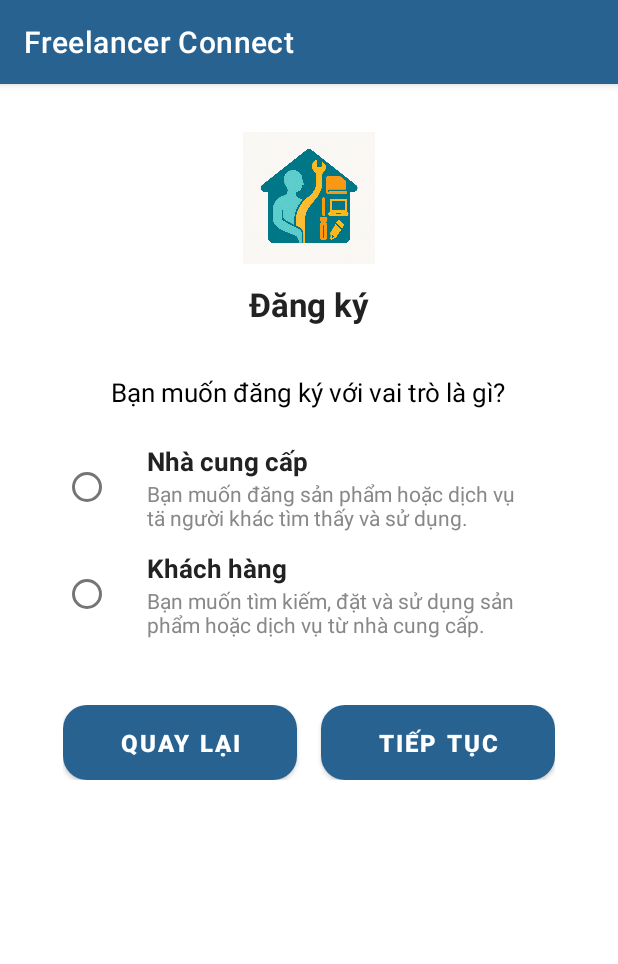
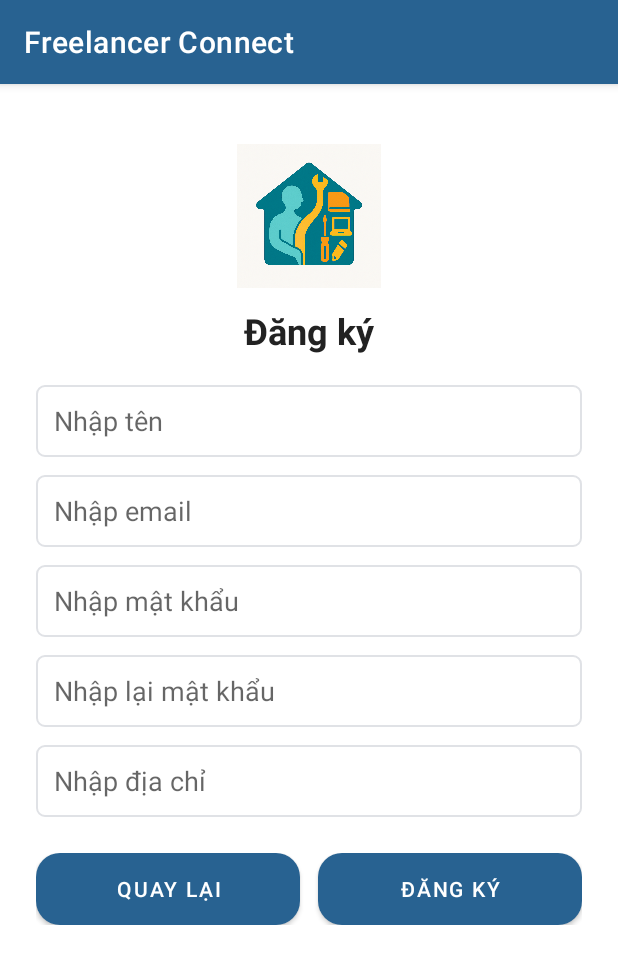
Before and after one commit to Duynguyen162/Freelancer_Connect, an Android app: the screen it shows after launch (RegisterActivity before the commit, RegisterCustomerActivity after it), after a tap on "Đăng ký ngay", on a phone screen of 412 x 824 dp. Shown: the top 964 px of the screen. Run offline under Robolectric (Android 15) with nearby library versions, the phone set to English and light mode, and no system bars.

Commit message:
chinh lai phan dang ki

```diff
--- a/app/src/main/java/com/example/freelancer_connect/LoginActivity.java
+++ b/app/src/main/java/com/example/freelancer_connect/LoginActivity.java
@@ -35,7 +35,7 @@ public class LoginActivity extends AppCompatActivity {
             startActivity(intent);
         });
         tv_register.setOnClickListener( v -> {
-            Intent intent = new Intent(this ,RegisterActivity.class);
+            Intent intent = new Intent(this , RegisterCustomerActivity.class);
             startActivity(intent);
         });
 
--- a/app/src/main/java/com/example/freelancer_connect/RegisterActivity.java
+++ /dev/null
@@ -1,48 +0,0 @@
-package com.example.freelancer_connect;
-
-import android.content.Intent;
-import android.os.Bundle;
-import android.widget.Button;
-import android.widget.RadioButton;
-import androidx.activity.EdgeToEdge;
-import androidx.appcompat.app.AppCompatActivity;
-import androidx.core.graphics.Insets;
-import androidx.core.view.ViewCompat;
-import androidx.core.view.WindowInsetsCompat;
-
-public class RegisterActivity extends AppCompatActivity {
-    RadioButton raidioCustomer , raidioProvider;
-    Button btnBack ,btnNext;
-    @Override
-    protected void onCreate(Bundle savedInstanceState) {
-        super.onCreate(savedInstanceState);
-        EdgeToEdge.enable(this);
-        setContentView(R.layout.activity_register);
-        ViewCompat.setOnApplyWindowInsetsListener(findViewById(R.id.main), (v, insets) -> {
-            Insets systemBars = insets.getInsets(WindowInsetsCompat.Type.systemBars());
-            v.setPadding(systemBars.left, systemBars.top, systemBars.right, systemBars.bottom);
-            return insets;
-        });
-
-        raidioCustomer = findViewById(R.id.radio_customer);
-        raidioProvider = findViewById(R.id.radio_provider);
-        btnBack = findViewById(R.id.btn_back);
-        btnNext= findViewById(R.id.btn_next);
-
-        raidioCustomer.setOnClickListener(v -> raidioProvider.setChecked(false));
-        raidioProvider.setOnClickListener(v -> raidioCustomer.setChecked(false));
-
-
-        btnNext.setOnClickListener(v -> {
-            if(raidioCustomer.isChecked()){
-                Intent intent = new Intent(RegisterActivity.this,RegisterCustomerActivity.class);
-                startActivity(intent);
-            } else {
-                    Intent intent = new Intent(RegisterActivity.this,RegisterProviderActivity.class);
-                    startActivity(intent);
-            }
-        });
-
-    }
-
-}
--- a/app/src/main/res/layout/activity_register.xml
+++ /dev/null
@@ -1,171 +0,0 @@
-<?xml version="1.0" encoding="utf-8"?>
-<androidx.constraintlayout.widget.ConstraintLayout
-    xmlns:android="http://schemas.android.com/apk/res/android"
-    xmlns:app="http://schemas.android.com/apk/res-auto"
-    android:id="@+id/main"
-    android:layout_width="match_parent"
-    android:layout_height="match_parent"
-    android:background="#ffffff">
-    <LinearLayout
-        xmlns:android="http://schemas.android.com/apk/res/android"
-        xmlns:app="http://schemas.android.com/apk/res-auto"
-        xmlns:tools="http://schemas.android.com/tools"
-        tools:context=".RegisterActivity"
-        android:orientation="vertical"
-        android:gravity="center_horizontal"
-        android:layout_width="0dp"
-        android:layout_height="0dp"
-        android:padding="32dp"
-        android:background="#FFF"
-        android:layout_marginLeft="10dp"
-        android:layout_marginRight="10dp"
-        app:layout_constraintTop_toTopOf="parent"
-        app:layout_constraintBottom_toBottomOf="parent"
-        app:layout_constraintStart_toStartOf="parent"
-        app:layout_constraintEnd_toEndOf="parent">
-
-        <!-- Logo/biểu tượng -->
-        <ImageView
-            android:id="@+id/img_logo"
-            android:layout_width="88dp"
-            android:layout_height="88dp"
-            android:src="@drawable/ic_logo"
-            android:layout_marginBottom="12dp"
-            android:contentDescription="Logo"/>
-
-        <!-- Tiêu đề -->
-        <TextView
-            android:id="@+id/tvTitle"
-            android:layout_width="wrap_content"
-            android:layout_height="wrap_content"
-            android:text="Đăng ký"
-            android:textStyle="bold"
-            android:textSize="22sp"
-            android:textColor="#222"
-            android:layout_marginBottom="32dp"/>
-
-        <!-- Câu hỏi -->
-        <TextView
-            android:id="@+id/tvQuestion"
-            android:layout_width="wrap_content"
-            android:layout_height="wrap_content"
-            android:text="Bạn muốn đăng ký với vai trò là gì?"
-            android:textSize="17sp"
-            android:textColor="#000"
-            android:gravity="center"
-            android:layout_marginBottom="18dp"/>
-
-        <!-- Radio Group 2 lựa chọn kiểu custom -->
-        <RadioGroup
-            android:id="@+id/role_radio_group"
-            android:layout_width="match_parent"
-            android:layout_height="wrap_content"
-            android:orientation="vertical">
-
-            <!-- Nhà cung cấp -->
-            <LinearLayout
-                android:orientation="horizontal"
-                android:layout_width="match_parent"
-                android:layout_height="wrap_content"
-                android:paddingTop="4dp"
-                android:paddingBottom="8dp"
-                android:gravity="center_vertical"
-
-                >
-
-                <RadioButton
-                    android:id="@+id/radio_provider"
-                    android:layout_width="wrap_content"
-                    android:layout_height="wrap_content"/>
-
-                <LinearLayout
-                    android:orientation="vertical"
-                    android:layout_width="wrap_content"
-                    android:layout_height="wrap_content"
-                    android:layout_marginStart="8dp">
-                    <TextView
-                        android:text="Nhà cung cấp"
-                        android:textSize="17sp"
-                        android:textColor="#222"
-                        android:textStyle="bold"
-                        android:layout_width="wrap_content"
-                        android:layout_height="wrap_content"/>
-                    <TextView
-                        android:text="Bạn muốn đăng sản phẩm hoặc dịch vụ\ntä người khác tìm thấy và sử dụng."
-                        android:textSize="14sp"
-                        android:textColor="#888"
-                        android:layout_width="wrap_content"
-                        android:layout_height="wrap_content"/>
-                </LinearLayout>
-            </LinearLayout>
-
-            <!-- Khách hàng -->
-            <LinearLayout
-                android:orientation="horizontal"
-                android:layout_width="match_parent"
-                android:layout_height="wrap_content"
-                android:paddingTop="4dp"
-                android:paddingBottom="8dp"
-                android:gravity="center_vertical">
-
-                <RadioButton
-                    android:id="@+id/radio_customer"
-                    android:layout_width="wrap_content"
-                    android:layout_height="wrap_content"/>
-
-                <LinearLayout
-                    android:orientation="vertical"
-                    android:layout_width="wrap_content"
-                    android:layout_height="wrap_content"
-                    android:layout_marginStart="8dp">
-                    <TextView
-                        android:text="Khách hàng"
-                        android:textSize="17sp"
-                        android:textColor="#222"
-                        android:textStyle="bold"
-                        android:layout_width="wrap_content"
-                        android:layout_height="wrap_content"/>
-                    <TextView
-                        android:text="Bạn muốn tìm kiếm, đặt và sử dụng sản phẩm hoặc dịch vụ từ nhà cung cấp."
-                        android:textSize="14sp"
-                        android:textColor="#888"
-                        android:layout_width="wrap_content"
-                        android:layout_height="wrap_content"/>
-                </LinearLayout>
-            </LinearLayout>
-        </RadioGroup>
-
-        <!-- Nút chức năng dưới cùng -->
-        <LinearLayout
-            android:layout_width="match_parent"
-            android:layout_height="wrap_content"
-            android:orientation="horizontal"
-            android:gravity="center"
-            android:layout_marginTop="36dp">
-
-            <Button
-                android:id="@+id/btn_back"
-                android:layout_width="0dp"
-                android:layout_height="50dp"
-                android:layout_weight="1"
-                android:text="Quay lại"
-                android:textColor="#FFF"
-                android:background="@drawable/bg_btn"
-                android:textStyle="bold"
-                android:textSize="16sp"
-                android:layout_marginEnd="16dp"/>
-
-            <Button
-                android:id="@+id/btn_next"
-                android:layout_width="0dp"
-                android:layout_height="50dp"
-                android:layout_weight="1"
-                android:text="Tiếp tục"
-                android:textColor="#FFF"
-                android:background="@drawable/bg_btn"
-                android:textStyle="bold"
-                android:textSize="16sp"/>
-        </LinearLayout>
-    </LinearLayout>
-
-</androidx.constraintlayout.widget.ConstraintLayout>
```
Also changed, not shown: app/src/main/java/com/example/freelancer_connect/RegisterProviderActivity.java (deleted, +0 -24 lines), app/src/main/res/layout/register_provider.xml (deleted, +0 -162 lines).
